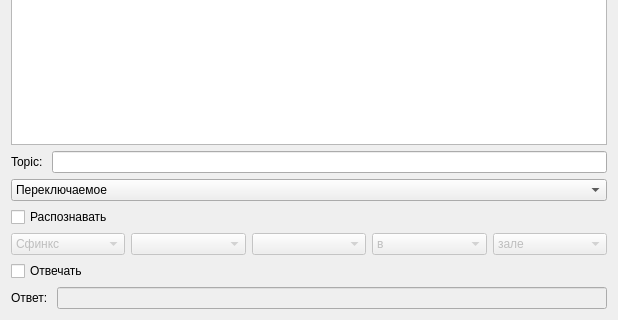
MrTrojan52/MERAGui, file adddevicedialog.ui: the form before one commit; both pictures show x 0 to 618 and y 175 to 495 of the 618 by 495 pixel window.
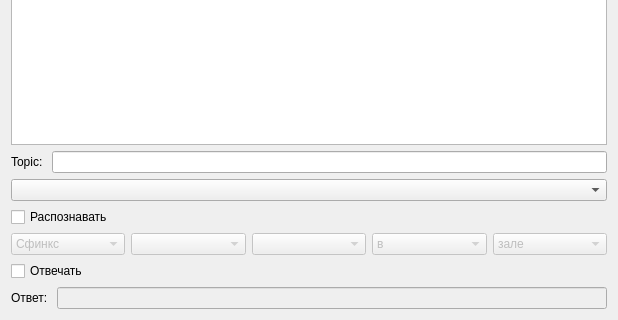
The form after the commit. Custom widgets are drawn as their Qt base class.

Patch:
```diff
--- a/adddevicedialog.ui
+++ b/adddevicedialog.ui
@@ -57,6 +57,9 @@
        <property name="toolTip">
         <string>Тип устройства</string>
        </property>
+       <property name="currentIndex">
+        <number>-1</number>
+       </property>
        <property name="frame">
         <bool>true</bool>
        </property>
```
